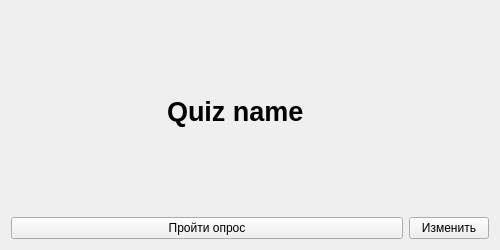
igorechek06/pyQuiz, file client/gui/widgets/quiz.ui: the form before one commit.
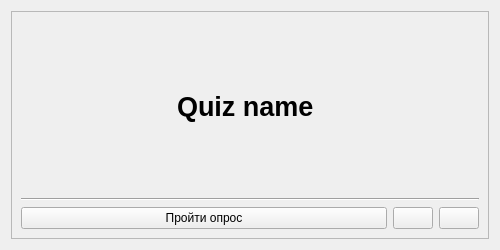
The form after the commit. Icons and pictures are not drawn.

Commit message: Add answers system

The edit to the form file:
```diff
--- a/client/gui/widgets/quiz.ui
+++ b/client/gui/widgets/quiz.ui
@@ -27,6 +27,15 @@
   </property>
   <layout class="QVBoxLayout" name="verticalLayout">
    <item>
+    <widget class="QFrame" name="QuizFrame">
+     <property name="frameShape">
+      <enum>QFrame::StyledPanel</enum>
+     </property>
+     <property name="frameShadow">
+      <enum>QFrame::Sunken</enum>
+     </property>
+     <layout class="QVBoxLayout" name="verticalLayout_2">
+      <item>
     <layout class="QHBoxLayout" name="headerLayout">
      <item>
       <widget class="QLabel" name="image">
@@ -84,6 +93,13 @@
      </item>
     </layout>
    </item>
+      <item>
+       <widget class="Line" name="line">
+        <property name="orientation">
+         <enum>Qt::Horizontal</enum>
+        </property>
+       </widget>
+      </item>
    <item>
     <layout class="QHBoxLayout" name="buttonsLayout">
      <item>
@@ -100,6 +116,26 @@
        </property>
       </widget>
      </item>
+        <item>
+         <widget class="QPushButton" name="answersButton">
+          <property name="sizePolicy">
+           <sizepolicy hsizetype="Maximum" vsizetype="Fixed">
+            <horstretch>0</horstretch>
+            <verstretch>0</verstretch>
+           </sizepolicy>
+          </property>
+          <property name="toolTip">
+           <string>Ответы</string>
+          </property>
+          <property name="icon">
+           <iconset resource="../../src.qrc">
+            <normaloff>:/src/src/answers.png</normaloff>:/src/src/answers.png</iconset>
+          </property>
+          <property name="autoDefault">
+           <bool>false</bool>
+          </property>
+         </widget>
+        </item>
      <item>
       <widget class="QPushButton" name="editButton">
        <property name="sizePolicy">
@@ -108,7 +144,7 @@
          <verstretch>0</verstretch>
         </sizepolicy>
        </property>
-       <property name="text">
+          <property name="toolTip">
         <string>Изменить</string>
        </property>
        <property name="icon">
@@ -121,6 +157,9 @@
       </widget>
      </item>
     </layout>
+      </item>
+     </layout>
+    </widget>
    </item>
   </layout>
  </widget>
```
Lines whose indentation alone changed are shown as unchanged. The commit also changes 70 other files.
